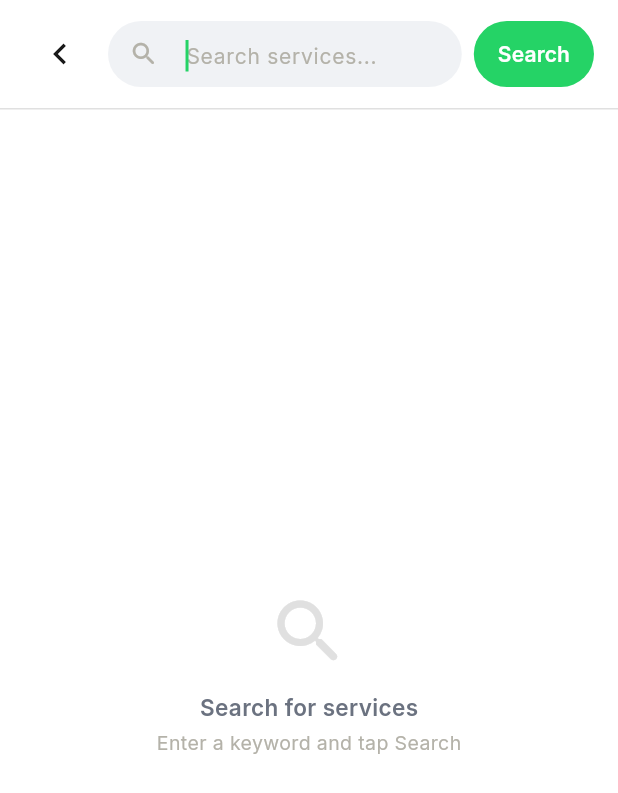
After one commit to menishantsharma/cwsn_final, a Flutter app: the SearchResultsPage screen opened by its route, on a phone screen of 412 x 824 dp. The commit adds this screen. Shown: the top 793 px of the screen. Run offline on Flutter 3.47's test engine with Material 3 defaults, Android fonts, the phone set to English and light mode, and no system bars; our stand-ins replace cached_network_image, dio, dotted_border, flutter_map, flutter_riverpod, flutter_secure_storage and 7 more; missing offline and left inert: country_flags; accounts and stored records are empty; network calls fail.

Commit message:
Added search feature

```diff
--- a/frontend/lib/features/categories/presentation/pages/categories_page.dart
+++ b/frontend/lib/features/categories/presentation/pages/categories_page.dart
@@ -39,7 +39,7 @@ class CategoriesPage extends ConsumerWidget {
                   backgroundColor: Colors.white,
                   surfaceTintColor: Colors.transparent,
                   elevation: 0,
-                  expandedHeight: 120,
+                  expandedHeight: 172,
                   flexibleSpace: const FlexibleSpaceBar(
                     collapseMode: CollapseMode.none,
                     background: Padding(
--- /dev/null
+++ b/frontend/lib/features/services/presentation/pages/search_results_page.dart
@@ -0,0 +1,150 @@
+import 'package:flutter/material.dart';
+import 'package:frontend/app/app_router.dart';
+import 'package:frontend/core/theme/app_colors.dart';
+import 'package:frontend/core/theme/app_dimensions.dart';
+import 'package:frontend/core/theme/app_text_styles.dart';
+import 'package:go_router/go_router.dart';
+
+class SearchResultsPage extends StatefulWidget {
+  const SearchResultsPage({super.key});
+
+  @override
+  State<SearchResultsPage> createState() => _SearchResultsPageState();
+}
+
+class _SearchResultsPageState extends State<SearchResultsPage> {
+  late final TextEditingController _controller;
+
+  @override
+  void initState() {
+    super.initState();
+    _controller = TextEditingController();
+  }
+
+  @override
+  void dispose() {
+    _controller.dispose();
+    super.dispose();
+  }
+
+  void _submit() {
+    final query = _controller.text.trim();
+    if (query.isEmpty) return;
+    context.push(AppRoutes.searchListings, extra: query);
+  }
+
+  @override
+  Widget build(BuildContext context) {
+    return Scaffold(
+      backgroundColor: Colors.white,
+      body: SafeArea(
+        child: Column(
+          children: [
+            Padding(
+              padding: const EdgeInsets.fromLTRB(
+                AppDimensions.spacing16,
+                AppDimensions.spacing12,
+                AppDimensions.spacing16,
+                AppDimensions.spacing12,
+              ),
+              child: Row(
+                children: [
+                  IconButton(
+                    icon: const Icon(Icons.chevron_left, size: 28),
+                    color: AppColors.textPrimary,
+                    onPressed: () => context.pop(),
+                    padding: EdgeInsets.zero,
+                    constraints: const BoxConstraints(),
+                  ),
+                  const SizedBox(width: AppDimensions.spacing8),
+                  Expanded(
+                    child: Container(
+                      height: 44,
+                      decoration: BoxDecoration(
+                        color: AppColors.surfaceVariant,
+                        borderRadius: BorderRadius.circular(AppDimensions.radiusFull),
+                      ),
+                      child: TextField(
+                        controller: _controller,
+                        autofocus: true,
+                        textInputAction: TextInputAction.search,
+                        onSubmitted: (_) => _submit(),
+                        style: AppTextStyles.bodyMedium.copyWith(
+                          color: AppColors.textPrimary,
+                        ),
+                        decoration: InputDecoration(
+                          hintText: 'Search services...',
+                          hintStyle: AppTextStyles.bodyMedium.copyWith(
+                            color: AppColors.textHint,
+                          ),
+                          prefixIcon: const Icon(
+                            Icons.search_rounded,
+                            size: 20,
+                            color: AppColors.textHint,
+                          ),
+                          border: InputBorder.none,
+                          contentPadding: const EdgeInsets.symmetric(vertical: 12),
+                        ),
+                      ),
+                    ),
+                  ),
+                  const SizedBox(width: AppDimensions.spacing8),
+                  GestureDetector(
+                    onTap: _submit,
+                    child: Container(
+                      height: 44,
+                      padding: const EdgeInsets.symmetric(
+                        horizontal: AppDimensions.spacing16,
+                      ),
+                      decoration: BoxDecoration(
+                        color: AppColors.primary,
+                        borderRadius: BorderRadius.circular(AppDimensions.radiusFull),
+                      ),
+                      child: Center(
+                        child: Text(
+                          'Search',
+                          style: AppTextStyles.labelLarge.copyWith(
+                            color: Colors.white,
+                          ),
+                        ),
+                      ),
+                    ),
+                  ),
+                ],
+              ),
+            ),
+            const Divider(height: 1, color: AppColors.border),
+            Expanded(
+              child: Center(
+                child: Column(
+                  mainAxisSize: MainAxisSize.min,
+                  children: [
+                    const Icon(
+                      Icons.search_rounded,
+                      size: 56,
+                      color: AppColors.border,
+                    ),
+                    const SizedBox(height: AppDimensions.spacing12),
+                    Text(
+                      'Search for services',
+                      style: AppTextStyles.titleSmall.copyWith(
+                        color: AppColors.textSecondary,
+                      ),
+                    ),
+                    const SizedBox(height: AppDimensions.spacing4),
+                    Text(
+                      'Enter a keyword and tap Search',
+                      style: AppTextStyles.bodySmall.copyWith(
+                        color: AppColors.textHint,
+                      ),
+                    ),
+                  ],
+                ),
+              ),
+            ),
+          ],
+        ),
+      ),
+    );
+  }
+}
```
Also changed, not shown: frontend/lib/app/app_router.dart (+13 -0 lines), frontend/lib/features/categories/presentation/widgets/categories_header.dart (+23 -1 lines), frontend/lib/features/services/data/repositories/service_repository_impl.dart (+23 -0 lines), frontend/lib/features/services/data/sources/service_remote_source.dart (+33 -0 lines), frontend/lib/features/services/domain/repositories/service_repository.dart (+11 -0 lines), frontend/lib/features/services/presentation/pages/search_listings_page.dart (added, +119 -0 lines), frontend/lib/features/services/presentation/providers/service_provider.dart (+60 -0 lines).
